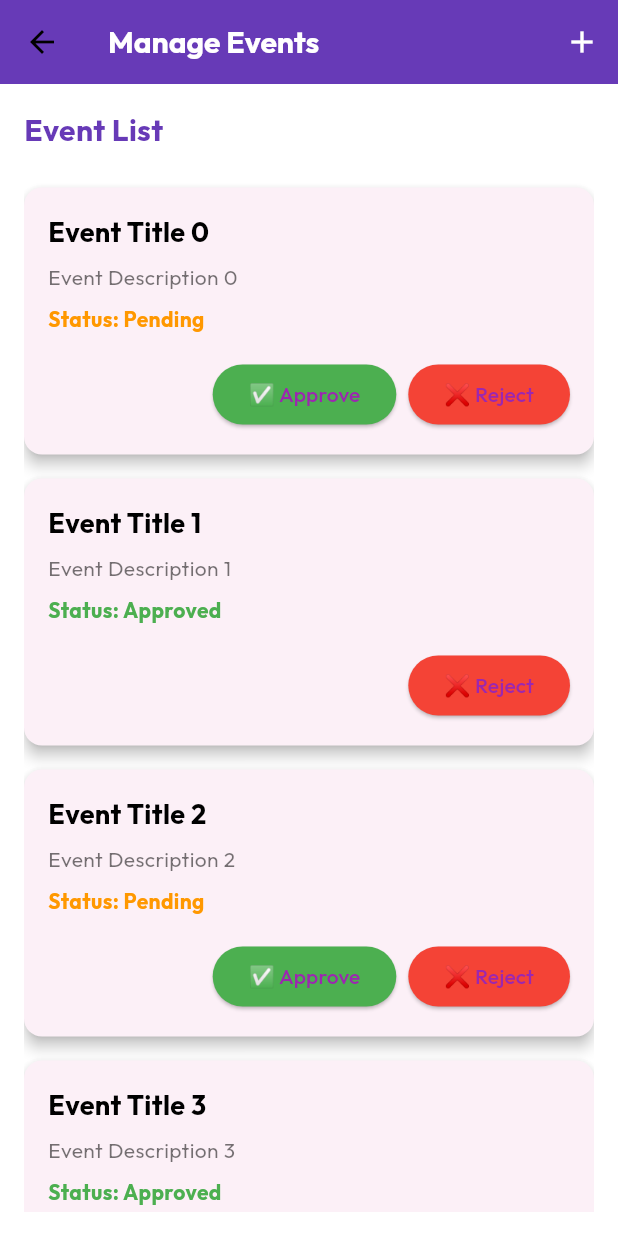
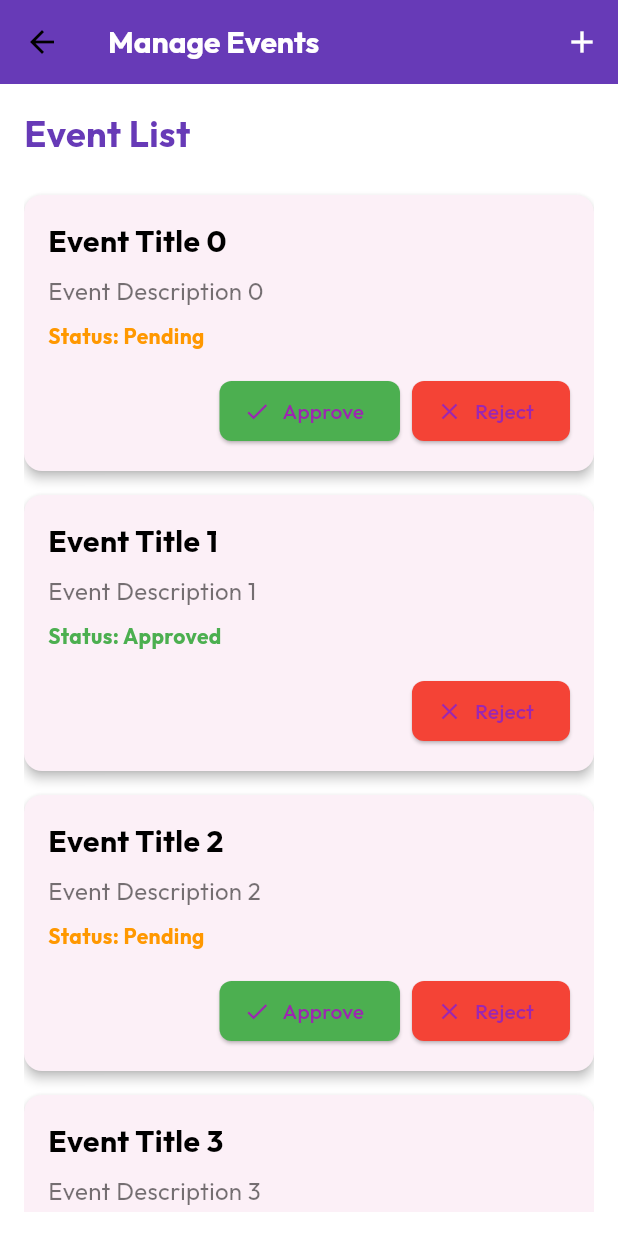
Before and after one commit to mohammadraflisumaryono/Event-Finder, a Flutter app: the SuperAdminEventWidget screen opened by its route, on a phone screen of 412 x 824 dp. Run offline on Flutter 3.47's test engine with Material 3 defaults, Android fonts, the phone set to English and light mode, and no system bars; our stand-ins replace fluttertoast, google_fonts; network calls fail.

Commit message:
super admin

```diff
--- a/event_finder/lib/view/super_admin_page_widget.dart
+++ b/event_finder/lib/view/super_admin_page_widget.dart
@@ -24,7 +24,7 @@ class SuperAdminEventWidget extends StatelessWidget {
             Text(
               'Event List',
               style: TextStyle(
-                fontSize: 20,
+                fontSize: 24,
                 fontWeight: FontWeight.bold,
                 color: Colors.deepPurple,
               ),
@@ -35,8 +35,11 @@ class SuperAdminEventWidget extends StatelessWidget {
                 itemCount: 5, // Total jumlah event
                 itemBuilder: (context, index) {
                   return Card(
-                    elevation: 4,
+                    elevation: 3,
                     margin: EdgeInsets.symmetric(vertical: 8),
+                    shape: RoundedRectangleBorder(
+                      borderRadius: BorderRadius.circular(12),
+                    ),
                     child: Padding(
                       padding: const EdgeInsets.all(16.0),
                       child: Column(
@@ -45,7 +48,7 @@ class SuperAdminEventWidget extends StatelessWidget {
                           Text(
                             'Event Title $index',
                             style: TextStyle(
-                              fontSize: 18,
+                              fontSize: 20,
                               fontWeight: FontWeight.bold,
                               color: Colors.black,
                             ),
@@ -53,8 +56,10 @@ class SuperAdminEventWidget extends StatelessWidget {
                           SizedBox(height: 8),
                           Text(
                             'Event Description $index',
-                            style:
-                                TextStyle(fontSize: 14, color: Colors.black54),
+                            style: TextStyle(
+                              fontSize: 16,
+                              color: Colors.black54,
+                            ),
                           ),
                           SizedBox(height: 8),
                           Text(
@@ -69,33 +74,41 @@ class SuperAdminEventWidget extends StatelessWidget {
                           Row(
                             mainAxisAlignment: MainAxisAlignment.end,
                             children: [
-                              if (index % 2 ==
-                                  0) // Tombol hanya muncul jika status "Pending"
-                                ElevatedButton(
+                              if (index % 2 == 0)
+                                ElevatedButton.icon(
                                   onPressed: () {
                                     ScaffoldMessenger.of(context).showSnackBar(
                                       SnackBar(
-                                          content:
-                                              Text('Event $index Approved')),
+                                        content: Text('Event $index Approved'),
+                                      ),
                                     );
                                   },
                                   style: ElevatedButton.styleFrom(
                                     backgroundColor: Colors.green,
+                                    shape: RoundedRectangleBorder(
+                                      borderRadius: BorderRadius.circular(8),
+                                    ),
                                   ),
-                                  child: Text('✅ Approve'),
+                                  icon: Icon(Icons.check, size: 18),
+                                  label: Text('Approve'),
                                 ),
                               SizedBox(width: 8),
-                              ElevatedButton(
+                              ElevatedButton.icon(
                                 onPressed: () {
                                   ScaffoldMessenger.of(context).showSnackBar(
                                     SnackBar(
-                                        content: Text('Event $index Rejected')),
+                                      content: Text('Event $index Rejected'),
+                                    ),
                                   );
                                 },
                                 style: ElevatedButton.styleFrom(
                                   backgroundColor: Colors.red,
+                                  shape: RoundedRectangleBorder(
+                                    borderRadius: BorderRadius.circular(8),
+                                  ),
                                 ),
-                                child: Text('❌ Reject'),
+                                icon: Icon(Icons.close, size: 18),
+                                label: Text('Reject'),
                               ),
                             ],
                           ),
@@ -115,6 +128,7 @@ class SuperAdminEventWidget extends StatelessWidget {
 
 void main() {
   runApp(MaterialApp(
+    debugShowCheckedModeBanner: false,
     home: SuperAdminEventWidget(),
   ));
 }
```
